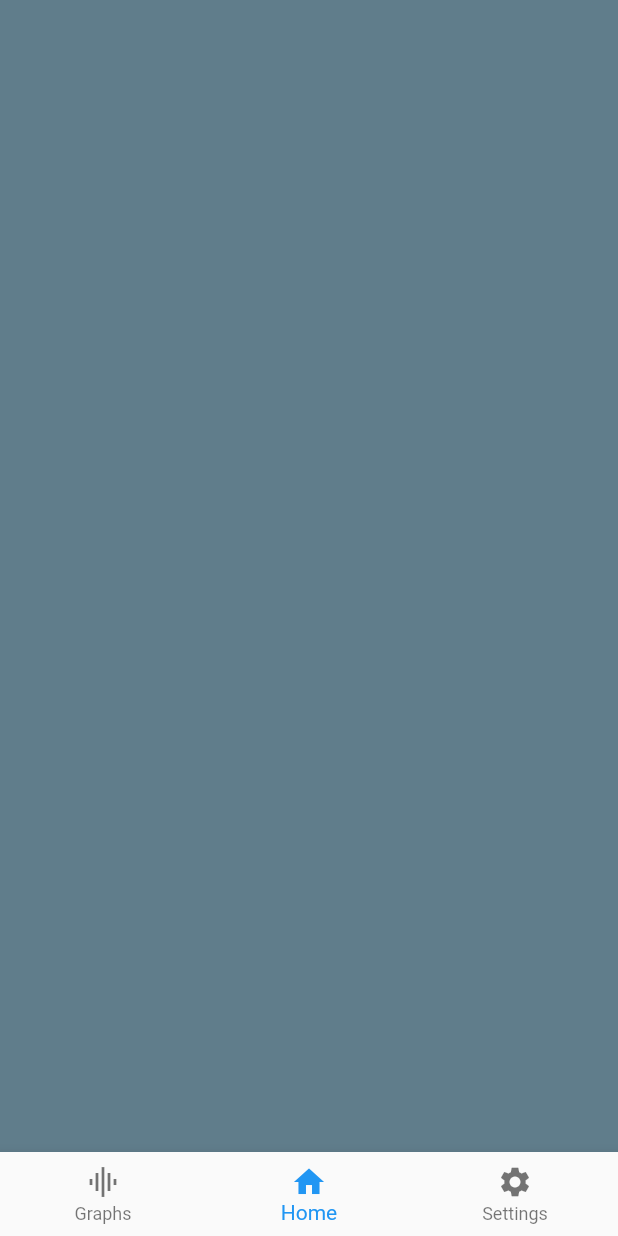
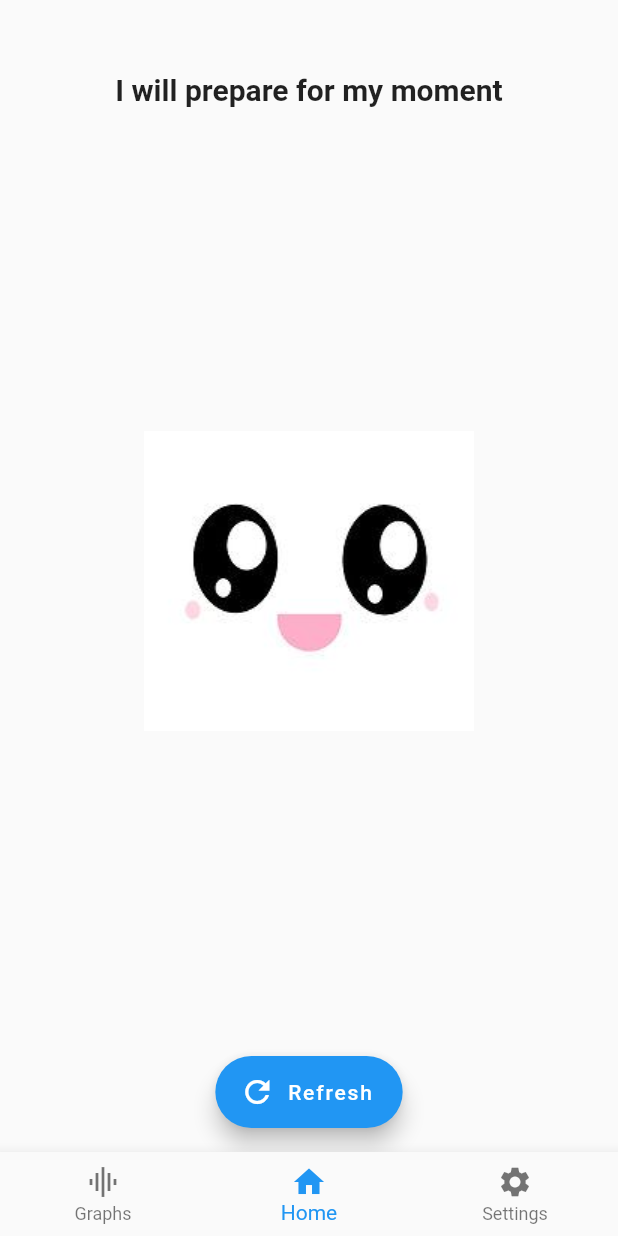
Before and after one commit to gedu/did-you-smile, a Flutter app: the screen it shows after launch, swiped to page 2, on a phone screen of 412 x 824 dp. Run offline on Flutter 3.47's test engine with Material 2 defaults, Android fonts, the phone set to English and light mode, and no system bars.

Commit message:
Home with content

```diff
--- /dev/null
+++ b/smile/lib/common/assets_path.dart
@@ -0,0 +1 @@
+const String fake_pic = "assets/images/cute_eyes.jpg";
--- /dev/null
+++ b/smile/lib/common/widget_style.dart
@@ -0,0 +1,7 @@
+import 'package:flutter/material.dart';
+
+const double normal_padding = 16.0;
+
+const TextStyle home_header = TextStyle(
+  fontSize: 20.0, fontWeight: FontWeight.bold,
+);
--- a/smile/lib/funscreen/fun_screen.dart
+++ b/smile/lib/funscreen/fun_screen.dart
@@ -1,16 +1,55 @@
 import 'package:flutter/material.dart';
+
+import '../common/widget_style.dart';
+import '../common/assets_path.dart';
 
 class FunScreen extends StatefulWidget {
 
   @override
-  State<StatefulWidget> createState() => FunScreenState();
+  State<StatefulWidget> createState() => _FunScreenState();
 }
 
-class FunScreenState extends State<FunScreen> {
+class _FunScreenState extends State<FunScreen> {
 
   @override
   Widget build(BuildContext context) {
-    return Container(color: Colors.blueGrey);
+    return Stack(
+      children: <Widget>[
+        Column(
+          children: <Widget>[
+            _buildHeader(),
+            _buildFunPicture(),
+            _buildCenter()
+          ],
+        ),
+      ],
+    );
+  }
+
+  Padding _buildHeader() {
+    return Padding(
+            padding: new EdgeInsets.only(top: 48.0),
+            child: Text("I will prepare for my moment", style: home_header,),
+          );
+  }
+
+  Expanded _buildFunPicture() {
+    return Expanded(
+            child: Image.asset(fake_pic),
+          );
+  }
+
+  Center _buildCenter() {
+    return Center(
+              child: Padding(
+                padding: new EdgeInsets.only(bottom: 16.0),
+                child: FloatingActionButton.extended(
+                  icon: Icon(Icons.refresh),
+                  label: Text("Refresh"),
+                  onPressed: () {},
+                ),
+              )
+          );
   }
 
 }
--- a/smile/pubspec.yaml
+++ b/smile/pubspec.yaml
@@ -35,7 +35,8 @@ flutter:
   # assets:
   #  - images/a_dot_burr.jpeg
   #  - images/a_dot_ham.jpeg
-
+  assets:
+    - assets/images/cute_eyes.jpg
   # An image asset can refer to one or more resolution-specific "variants", see
   # https://flutter.io/assets-and-images/#resolution-aware.
 
```
Also changed, not shown: smile/assets/gifs/dancing_teddy.gif (added), smile/assets/images/cute_eyes.jpg (added).
